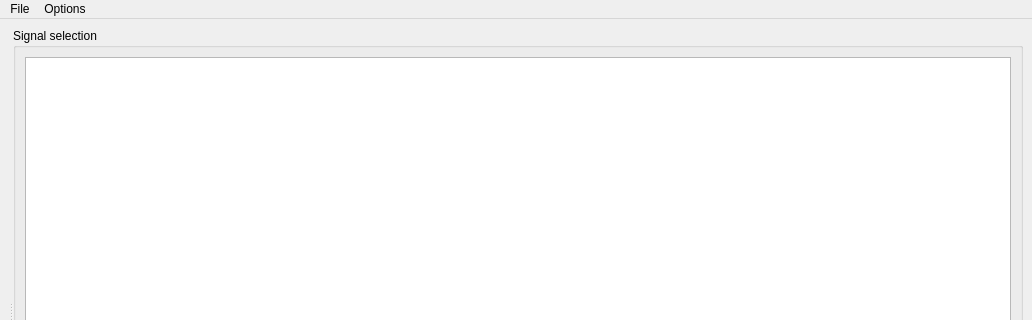
Qt form gui/MainWindow.ui (sblanchet/dls) before a commit; both pictures show x 0 to 1032 and y 0 to 320 of the 1032 by 602 pixel window.
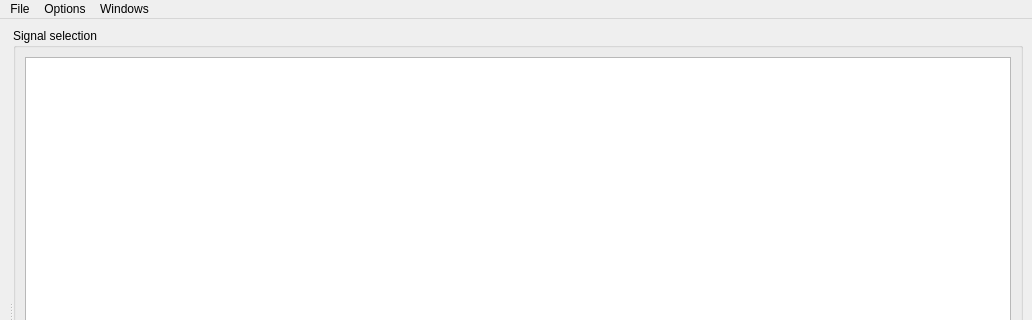
The same form after that commit. Icons and pictures are not drawn. Custom widgets are drawn as their Qt base class.

Diff of the .ui file:
```diff
--- a/gui/MainWindow.ui
+++ b/gui/MainWindow.ui
@@ -71,7 +71,7 @@
      <x>0</x>
      <y>0</y>
      <width>1032</width>
-     <height>23</height>
+     <height>24</height>
     </rect>
    </property>
    <widget class="QMenu" name="menuFile">
@@ -100,8 +100,15 @@
     </property>
     <addaction name="actionSettings"/>
    </widget>
+   <widget class="QMenu" name="menuWindows">
+    <property name="title">
+     <string>Windows</string>
+    </property>
+    <addaction name="actionLogWindow"/>
+   </widget>
    <addaction name="menuFile"/>
    <addaction name="menuOptions"/>
+   <addaction name="menuWindows"/>
   </widget>
   <action name="actionClose">
    <property name="icon">
```
Left out of the diff: 5 changed lines with no effect on the pictures.
